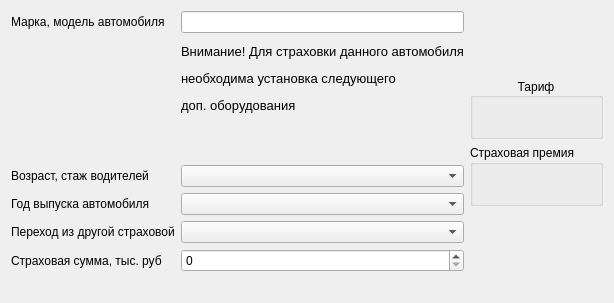
First picture: the form in calccascoform.ui, repository ruslanfirefly/CalcKaskoAsko, before the edit.
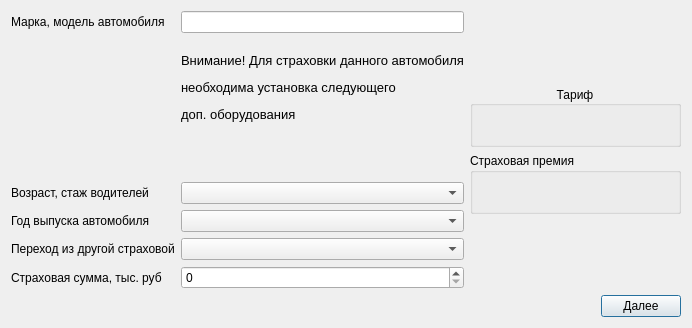
Second picture: the form after the edit.

Commit message: Committer: Alex <alex@alex.(none)>  On branch windows  Changes to be committed: 	modified:   calccascoform.cpp 	modified:   calccascoform.h 	modified:   calccascoform.ui 	new file:   cascodatadialog.cpp 	new file:   cascodatadialog.h 	new file:   cascodatadialog.ui 	modified:   cascomaster.cpp 	modified:   cascomaster.h 	new file:   cascotsinfodialog.cpp 	new file:   cascotsinfodialog.h 	new file:   cascotsinfodialog.ui 	new file:   cascousinginfodialog.cpp 	new file:   cascousinginfodialog.h 	new file:   cascousinginfodialog.ui 	modified:   dataObjects.h 	modified:   mainwindow.ui

```diff
--- a/calccascoform.ui
+++ b/calccascoform.ui
@@ -6,8 +6,8 @@
    <rect>
     <x>0</x>
     <y>0</y>
-    <width>582</width>
-    <height>303</height>
+    <width>692</width>
+    <height>328</height>
    </rect>
   </property>
   <property name="windowTitle">
@@ -18,6 +18,8 @@
   </property>
   <layout class="QVBoxLayout" name="verticalLayout_2">
    <item>
+    <layout class="QGridLayout" name="gridLayout_5">
+     <item row="0" column="0" colspan="2">
     <layout class="QGridLayout" name="gridLayout_4">
      <item row="0" column="0">
       <layout class="QGridLayout" name="gridLayout">
@@ -241,12 +243,38 @@
      </item>
     </layout>
    </item>
-   <item>
+     <item row="1" column="0">
     <widget class="QLabel" name="label">
      <property name="text">
       <string/>
      </property>
     </widget>
+     </item>
+     <item row="1" column="1">
+      <layout class="QHBoxLayout" name="horizontalLayout">
+       <item>
+        <spacer name="horizontalSpacer_6">
+         <property name="orientation">
+          <enum>Qt::Horizontal</enum>
+         </property>
+         <property name="sizeHint" stdset="0">
+          <size>
+           <width>40</width>
+           <height>20</height>
+          </size>
+         </property>
+        </spacer>
+       </item>
+       <item>
+        <widget class="QPushButton" name="nextButton">
+         <property name="text">
+          <string>Далее</string>
+         </property>
+        </widget>
+       </item>
+      </layout>
+     </item>
+    </layout>
    </item>
   </layout>
  </widget>
```
Left out of the diff: 1 changed line with no effect on the pictures. Lines whose indentation alone changed are shown as unchanged. The commit also changes 16 other files.
